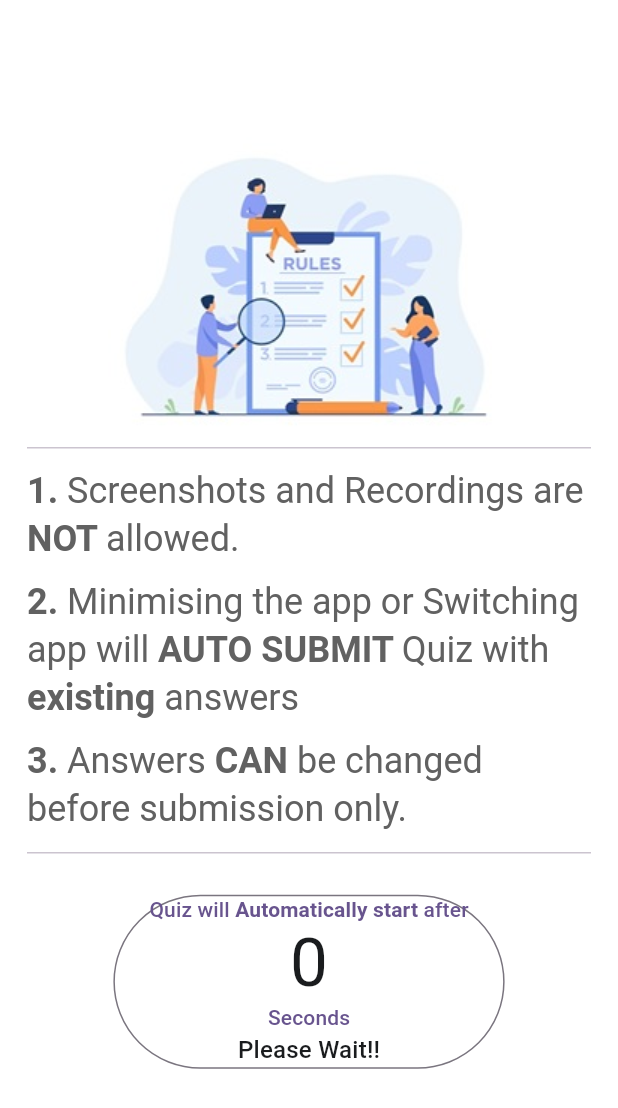
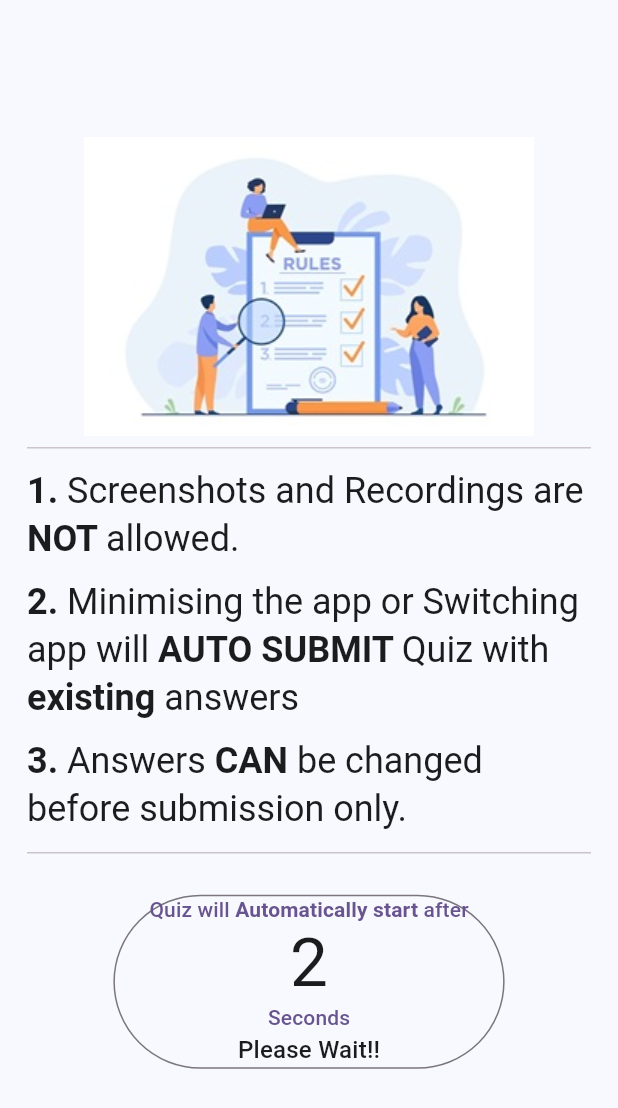
Before and after one commit to Ujjawalmaurya/quest, a Flutter app: the Rules screen opened by its route, after a tap on an icon or button, on a phone screen of 412 x 824 dp. Shown: the top 1108 px of the screen. Run offline on Flutter 3.47's test engine with Material 3 defaults, Android fonts, the phone set to English and light mode, and no system bars; our stand-ins replace fl_chart, flutter_staggered_animations, flutter_svg, get, get_storage; missing offline and left inert: flutter_windowmanager_plus; accounts and stored records are empty.

```diff
--- a/lib/customWidgets/ruleList.dart
+++ b/lib/customWidgets/ruleList.dart
@@ -5,7 +5,7 @@ class RuleList extends StatelessWidget {
 
   @override
   Widget build(BuildContext context) {
-    final bodyTxtStyle = Theme.of(context).textTheme.headlineSmall!.copyWith(color: Colors.grey.shade700);
+    final bodyTxtStyle = Theme.of(context).textTheme.headlineSmall;
     return Column(
       mainAxisSize: MainAxisSize.min,
       children: [
--- a/lib/main.dart
+++ b/lib/main.dart
@@ -4,6 +4,7 @@ import 'package:get_storage/get_storage.dart';
 import 'package:quest/binding/getPages.dart';
 import 'package:quest/screens/Home/home.dart';
 import 'package:quest/screens/Login/login.dart';
+import 'package:quest/binding/bindings.dart';
 import 'package:quest/src/utils/getStorage.dart';
 import 'package:quest/src/utils/theme.dart';
 
@@ -25,6 +26,7 @@ class MyApp extends StatelessWidget {
     final Color accentColor = colorValue != null ? Color(colorValue) : Colors.deepPurple;
 
     return GetMaterialApp(
+      initialBinding: InitialBinding(),
       getPages: GetPages.pages,
       initialRoute: Storage.read(StorageKeys.username) == null ? LoginPage.path : HomePage.path,
       title: 'QUESTion',
--- a/lib/screens/rules_for_test/rules.dart
+++ b/lib/screens/rules_for_test/rules.dart
@@ -12,7 +12,6 @@ class Rules extends GetWidget<RulesController> {
     // final headerTxtStyle = Theme.of(context).textTheme.displayMedium;
 
     return Scaffold(
-      backgroundColor: Colors.white,
       body: SizedBox(
         width: Get.width,
         child: SafeArea(
--- a/lib/screens/rules_for_test/rulesController.dart
+++ b/lib/screens/rules_for_test/rulesController.dart
@@ -27,7 +27,7 @@ class RulesController extends GetxController {
   }
 
   late Timer? _timer;
-  RxInt duration = 3.obs;
+  RxInt duration = 5.obs;
 
   void startTimer() {
     const oneSec = Duration(seconds: 1);
--- a/lib/src/utils/theme.dart
+++ b/lib/src/utils/theme.dart
@@ -8,10 +8,10 @@ class QuestAppTheme {
   static const Color lightSecondaryText = Color(0xFF42474E);
 
   // Dark Theme Colors
-  static const Color darkBg = Color(0xFF111318);
-  static const Color darkSurface = Color(0xFF1A1C1E);
-  static const Color darkPrimaryText = Color(0xFFE2E2E6);
-  static const Color darkSecondaryText = Color(0xFFC2C7CF);
+  static const Color darkBg = Color(0xFF0F1115);
+  static const Color darkSurface = Color(0xFF1B1E23);
+  static const Color darkPrimaryText = Color(0xFFF1F1F1);
+  static const Color darkSecondaryText = Color(0xFF9BA1A6);
 
   static ThemeData getTheme(Color accentColor, bool isDark) {
     final Color background = isDark ? darkBg : lightBg;
```
Also changed, not shown: lib/binding/bindings.dart (+9 -3 lines), lib/screens/resultScreen/resultScreen.dart (+13 -1 lines), lib/screens/test_provider/testController.dart (+45 -6 lines).
